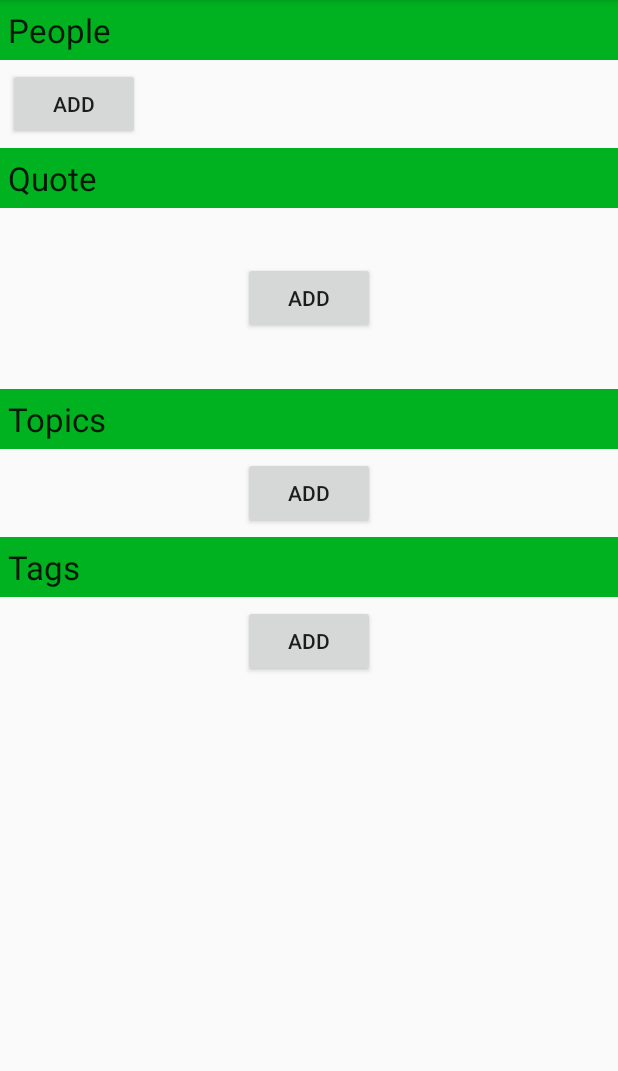
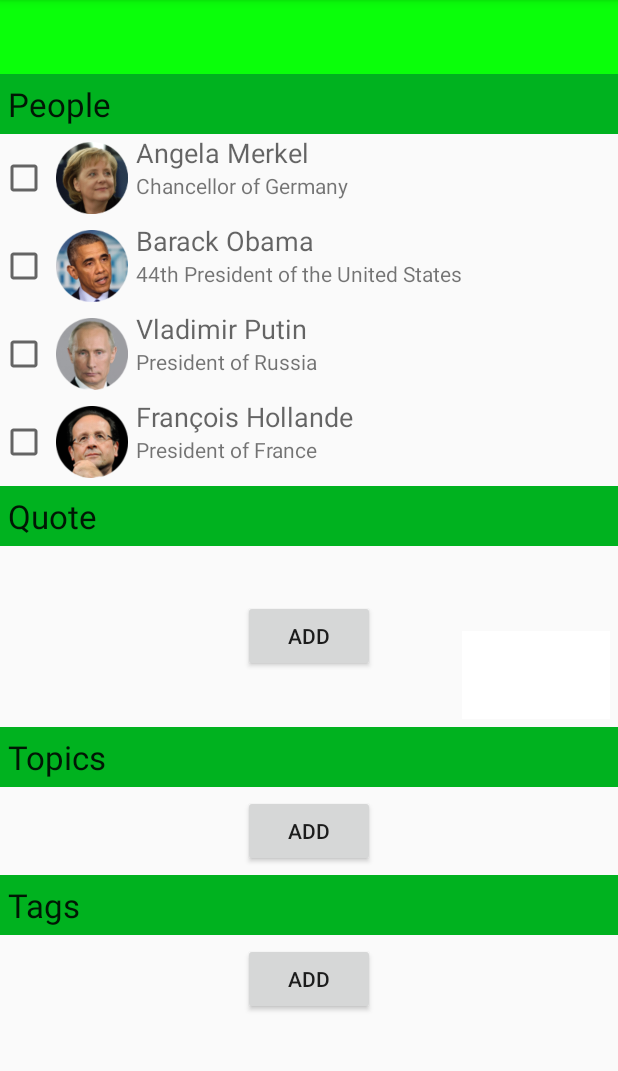
Before and after one commit to spacifici/nww, an Android app: the ShareActivity screen opened directly, with no data from a screen before it, on a phone screen of 412 x 824 dp, the part 84-1155 px from its top. Run offline under Robolectric (Android 15) with nearby library versions, the phone set to English and light mode, and no system bars; libraries missing offline, so code that uses them is left out: com.squareup.okhttp; 1 statement that could not run was skipped.

Commit message:
Some important person

```diff
--- a/android/app/src/main/java/com/nww/munich/newssharer/sharing/ApiRequests.java
+++ b/android/app/src/main/java/com/nww/munich/newssharer/sharing/ApiRequests.java
@@ -6,6 +6,7 @@ import com.squareup.okhttp.OkHttpClient;
 import com.squareup.okhttp.Request;
 
 import java.net.URLEncoder;
+import java.util.concurrent.TimeUnit;
 
 /**
  * Created by Stefano Pacifici on 25/10/14.
@@ -19,6 +20,7 @@ public class ApiRequests {
 
     private ApiRequests() {
         okHttpClient = new OkHttpClient();
+        okHttpClient.setConnectTimeout(3, TimeUnit.SECONDS);
     }
 
     public void articleRequest(String url, Callback callback) {
--- a/android/app/src/main/java/com/nww/munich/newssharer/sharing/MainFragment.java
+++ b/android/app/src/main/java/com/nww/munich/newssharer/sharing/MainFragment.java
@@ -1,46 +1,46 @@
 package com.nww.munich.newssharer.sharing;
 
 import android.app.Fragment;
+import android.content.res.Resources;
+import android.graphics.Bitmap;
+import android.graphics.BitmapFactory;
 import android.os.Bundle;
 import android.view.LayoutInflater;
 import android.view.View;
 import android.view.ViewGroup;
 import android.widget.Button;
-import android.widget.GridLayout;
-import android.widget.GridView;
 import android.widget.LinearLayout;
 import android.widget.TextView;
 
-import com.nww.munich.newssharer.Constants;
 import com.nww.munich.newssharer.R;
-import com.squareup.okhttp.Callback;
+import com.nww.munich.newssharer.views.PersonView;
 import com.squareup.okhttp.Request;
-import com.squareup.okhttp.Response;
 
-import org.json.JSONException;
-import org.json.JSONObject;
-
-import java.io.IOException;
+import java.util.ArrayList;
 
 import static android.view.View.OnClickListener;
+import static android.widget.LinearLayout.LayoutParams;
 
 /**
  * Created by Stefano Pacifici on 25/10/14.
  */
 public class MainFragment extends Fragment implements OnClickListener {
 
-    private GridLayout peopleGridView;
+    private TextView titleTextView;
+    private LinearLayout peopleLinearLayout;
     private TextView quoteTextView;
     private LinearLayout tagsLinearLayout;
     private LinearLayout topicsLineraLayout;
     private Button addQuoteButton;
     private Button changeQuoteButton;
+    private ArrayList<PersonView> personViews;
 
     @Override
     public View onCreateView(LayoutInflater inflater, ViewGroup container, Bundle savedInstanceState) {
         View view = inflater.inflate(R.layout.fragment_share_main, null);
 
-        peopleGridView = (GridLayout) view.findViewById(R.id.peopleGridView);
+        titleTextView = (TextView) view.findViewById(R.id.titleTextView);
+        peopleLinearLayout = (LinearLayout) view.findViewById(R.id.peopleLinearLayout);
         quoteTextView = (TextView) view.findViewById(R.id.quoteTextView);
         tagsLinearLayout = (LinearLayout) view.findViewById(R.id.tagsLinearLayout);
         topicsLineraLayout = (LinearLayout) view.findViewById(R.id.topicsLinearLayout);
@@ -51,10 +51,40 @@ public class MainFragment extends Fragment implements OnClickListener {
         changeQuoteButton = (Button) view.findViewById(R.id.changeQuoteButton);
         changeQuoteButton.setOnClickListener(this);
 
-        view.findViewById(R.id.addPeopleButton).setOnClickListener(this);
         view.findViewById(R.id.addTagButton).setOnClickListener(this);
         view.findViewById(R.id.addTopicsButton).setOnClickListener(this);
+
+        ShareActivity activity = (ShareActivity) getActivity();
+        titleTextView.setText(activity.articleTitle);
+
+        addPersons();
         return view;
+    }
+
+    private void addPersons() {
+        Resources res = getResources();
+        Object[][] persons = {
+                {"Angela Merkel", getString(R.string.chancellor_of_germany), BitmapFactory.decodeResource(res, R.drawable.merkel)},
+                {"Barack Obama", getString(R.string.president_of_united_states), BitmapFactory.decodeResource(res, R.drawable.obama)},
+                {"Vladimir Putin", getString(R.string.president_of_russia), BitmapFactory.decodeResource(res, R.drawable.vladimir)},
+                {"François Hollande", getString(R.string.president_of_france), BitmapFactory.decodeResource(res, R.drawable.francois)}
+        };
+        personViews = new ArrayList<PersonView>(persons.length);
+
+        for (Object[] record: persons)
+            addPeopleView(record);
+    }
+
+    private void addPeopleView(Object[] record) {
+        LayoutParams layoutParams = new LayoutParams(LayoutParams.MATCH_PARENT, LayoutParams.WRAP_CONTENT);
+
+        PersonView view = new PersonView(getActivity());
+        view.setName((String) record[0]);
+        view.setPosition((String) record[1]);
+        view.setProfileBitmap((Bitmap) record[2]);
+
+        peopleLinearLayout.addView(view, layoutParams);
+        personViews.add(view);
     }
 
     @Override
--- /dev/null
+++ b/android/app/src/main/java/com/nww/munich/newssharer/views/PersonView.java
@@ -0,0 +1,56 @@
+package com.nww.munich.newssharer.views;
+
+import android.content.Context;
+import android.graphics.Bitmap;
+import android.view.LayoutInflater;
+import android.view.View;
+import android.view.ViewGroup;
+import android.widget.CheckBox;
+import android.widget.FrameLayout;
+import android.widget.ImageView;
+import android.widget.TextView;
+
+import com.nww.munich.newssharer.R;
+
+/**
+ * Created by Stefano Pacifici on 25/10/14.
+ */
+public class PersonView extends FrameLayout {
+
+    private CheckBox checkBox;
+    private ImageView profileImageView;
+    private TextView nameTextView;
+    private TextView positionTextView;
+
+    public PersonView(Context context) {
+        super(context);
+        LayoutInflater inflater = LayoutInflater.from(context);
+
+        View view = inflater.inflate(R.layout.person_view_layout, null);
+
+        checkBox = (CheckBox) view.findViewById(R.id.selectedCheckbox);
+        profileImageView = (ImageView) view.findViewById(R.id.profileImageView);
+        nameTextView = (TextView) view.findViewById(R.id.nameTextView);
+        positionTextView = (TextView) view.findViewById(R.id.positionTextView);
+
+        LayoutParams params = new LayoutParams(LayoutParams.MATCH_PARENT, LayoutParams.MATCH_PARENT);
+
+        addView(view, params);
+    }
+
+    public void setName(String name) {
+        nameTextView.setText(name);
+    }
+
+    public void setPosition(String position) {
+        positionTextView.setText(position);
+    }
+
+    public void setProfileBitmap(Bitmap bm) {
+        profileImageView.setImageBitmap(bm);
+    }
+
+    public boolean isChecked() {
+        return checkBox.isChecked();
+    }
+}
--- a/android/app/src/main/res/layout/fragment_share_main.xml
+++ b/android/app/src/main/res/layout/fragment_share_main.xml
@@ -7,6 +7,20 @@
         android:orientation="vertical"
         android:layout_width="fill_parent"
         android:layout_height="wrap_content">
+
+        <FrameLayout
+            android:layout_width="fill_parent"
+            android:layout_height="fill_parent"
+            android:background="@color/article_title_background">
+
+            <TextView
+                android:layout_width="match_parent"
+                android:layout_height="wrap_content"
+                android:textAppearance="?android:attr/textAppearanceLarge"
+                android:id="@+id/titleTextView"
+                android:layout_margin="10dp"
+                android:ellipsize="end" />
+        </FrameLayout>
 
         <LinearLayout
             android:orientation="horizontal"
@@ -26,20 +40,13 @@
 
         </LinearLayout>
 
-        <GridLayout
+        <LinearLayout
+            android:orientation="vertical"
             android:layout_width="fill_parent"
-            android:layout_height="wrap_content"
-            android:id="@+id/peopleGridView"
-            android:padding="@dimen/gridviews_padding"
-            android:columnCount="3">
+            android:layout_height="fill_parent"
+            android:id="@+id/peopleLinearLayout">
 
-            <Button
-                android:layout_width="wrap_content"
-                android:layout_height="wrap_content"
-                android:text="@string/add_new"
-                android:id="@+id/addPeopleButton"
-                android:layout_gravity="fill" />
-        </GridLayout>
+        </LinearLayout>
 
         <LinearLayout
             android:orientation="horizontal"
@@ -78,13 +85,20 @@
                 android:id="@+id/addQuoteButton"
                 android:layout_gravity="center" />
 
-            <Button
+            <FrameLayout
                 android:layout_width="wrap_content"
                 android:layout_height="wrap_content"
-                android:text="@string/change"
-                android:id="@+id/changeQuoteButton"
-                android:layout_gravity="right|bottom"
-                android:visibility="invisible" />
+                android:layout_gravity="bottom|right"
+                android:background="@android:color/white"
+                android:padding="@dimen/gridviews_padding">
+
+                <Button
+                    android:layout_width="wrap_content"
+                    android:layout_height="wrap_content"
+                    android:text="@string/change"
+                    android:id="@+id/changeQuoteButton"
+                    android:visibility="invisible" />
+            </FrameLayout>
         </FrameLayout>
 
         <LinearLayout
@@ -150,5 +164,6 @@
                 android:id="@+id/addTagButton"
                 android:layout_gravity="center" />
         </LinearLayout>
+
     </LinearLayout>
 </ScrollView>
--- a/android/app/src/main/res/layout/fragment_text_selection.xml
+++ b/android/app/src/main/res/layout/fragment_text_selection.xml
@@ -3,7 +3,8 @@
 <RelativeLayout
     android:layout_width="fill_parent"
     android:layout_height="fill_parent"
-    xmlns:android="http://schemas.android.com/apk/res/android">
+    xmlns:android="http://schemas.android.com/apk/res/android"
+    android:background="@android:color/white">
 
     <Button
         android:layout_width="match_parent"
--- /dev/null
+++ b/android/app/src/main/res/layout/person_view_layout.xml
@@ -0,0 +1,39 @@
+<?xml version="1.0" encoding="utf-8"?>
+
+<LinearLayout xmlns:android="http://schemas.android.com/apk/res/android"
+    android:orientation="horizontal" android:layout_width="match_parent"
+    android:layout_height="wrap_content"
+    android:gravity="center_vertical">
+
+    <CheckBox
+        android:layout_width="wrap_content"
+        android:layout_height="wrap_content"
+        android:id="@+id/selectedCheckbox" />
+
+    <ImageView
+        android:layout_width="48dp"
+        android:layout_height="48dp"
+        android:id="@+id/profileImageView"
+        android:src="@drawable/merkel"
+        android:layout_margin="@dimen/person_profile_image_margin" />
+
+    <LinearLayout
+        android:orientation="vertical"
+        android:layout_width="fill_parent"
+        android:layout_height="fill_parent">
+
+        <TextView
+            android:layout_width="wrap_content"
+            android:layout_height="wrap_content"
+            android:textAppearance="?android:attr/textAppearanceMedium"
+            android:text="@string/people"
+            android:id="@+id/nameTextView" />
+
+        <TextView
+            android:layout_width="wrap_content"
+            android:layout_height="wrap_content"
+            android:textAppearance="?android:attr/textAppearanceSmall"
+            android:text="@string/error_parsing_backend_response"
+            android:id="@+id/positionTextView" />
+    </LinearLayout>
+</LinearLayout>
--- a/android/app/src/main/res/values/colors.xml
+++ b/android/app/src/main/res/values/colors.xml
@@ -1,4 +1,5 @@
 <?xml version="1.0" encoding="utf-8"?>
 <resources>
     <color name="section_title_background">#ff00b21f</color>
+    <color name="article_title_background">#ff0aff0a</color>
 </resources>
--- a/android/app/src/main/res/values/dimens.xml
+++ b/android/app/src/main/res/values/dimens.xml
@@ -4,4 +4,5 @@
     <dimen name="activity_vertical_margin">16dp</dimen>
     <dimen name="section_title_padding">5dp</dimen>
     <dimen name="gridviews_padding">5dp</dimen>
+    <dimen name="person_profile_image_margin">5dp</dimen>
 </resources>
--- a/android/app/src/main/res/values/strings.xml
+++ b/android/app/src/main/res/values/strings.xml
@@ -19,5 +19,10 @@
     <string name="cant_contact_backend">Can\'t contact backend</string>
     <string name="error_parsing_backend_response">Error parsing JSON</string>
     <string name="change">Change</string>
+    <string name="angela_merkel">Angela Merkel</string>
+    <string name="chancellor_of_germany">Chancellor of Germany</string>
+    <string name="president_of_united_states">44th President of the United States</string>
+    <string name="president_of_russia">President of Russia</string>
+    <string name="president_of_france">President of France</string>
 
 </resources>
```
Also changed, not shown: android/app/src/main/res/drawable/francois.png (added), android/app/src/main/res/drawable/merkel.png (added), android/app/src/main/res/drawable/obama.png (added), android/app/src/main/res/drawable/vladimir.png (added).
